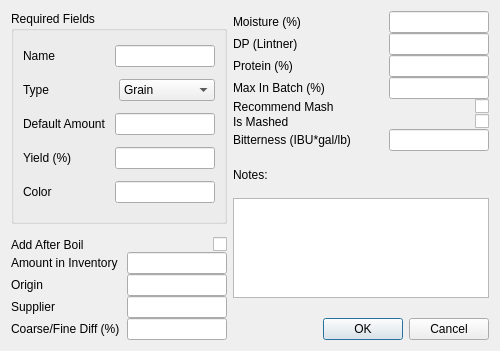
Old version of the form ui/fermentableEditor.ui in the repository Brewtarget/brewtarget.
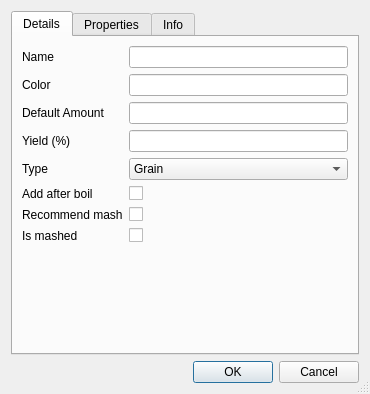
New version of the form. Custom widgets are drawn as their Qt base class.

Diff of the .ui file:
```diff
--- a/ui/fermentableEditor.ui
+++ b/ui/fermentableEditor.ui
@@ -6,44 +6,50 @@
    <rect>
     <x>0</x>
     <y>0</y>
-    <width>500</width>
-    <height>351</height>
+    <width>370</width>
+    <height>367</height>
    </rect>
   </property>
+  <property name="sizePolicy">
+   <sizepolicy hsizetype="Preferred" vsizetype="Preferred">
+    <horstretch>0</horstretch>
+    <verstretch>0</verstretch>
+   </sizepolicy>
+  </property>
   <property name="windowTitle">
    <string>Fermentable Editor</string>
   </property>
+  <property name="sizeGripEnabled">
+   <bool>true</bool>
+  </property>
   <property name="configSection" stdset="0">
    <string notr="true">fermentableEditor</string>
   </property>
-  <layout class="QHBoxLayout" name="horizontalLayout_18">
-   <item>
     <layout class="QVBoxLayout" name="verticalLayout_2">
-     <property name="spacing">
-      <number>0</number>
-     </property>
      <item>
-      <widget class="QGroupBox" name="groupBox">
-       <property name="title">
-        <string>Required Fields</string>
-       </property>
-       <property name="configSection" stdset="0">
-        <string notr="true">fermentableEditor</string>
-       </property>
-       <layout class="QVBoxLayout" name="verticalLayout">
-        <property name="spacing">
+    <widget class="QTabWidget" name="tabWidget">
+     <property name="sizePolicy">
+      <sizepolicy hsizetype="Expanding" vsizetype="Minimum">
+       <horstretch>0</horstretch>
+       <verstretch>0</verstretch>
+      </sizepolicy>
+     </property>
+     <property name="currentIndex">
          <number>0</number>
         </property>
-        <property name="topMargin">
-         <number>2</number>
-        </property>
-        <property name="bottomMargin">
-         <number>2</number>
-        </property>
-        <item>
-         <layout class="QHBoxLayout" name="horizontalLayout_5">
-          <item>
+     <widget class="QWidget" name="tabFermentablesDetails">
+      <attribute name="title">
+       <string>Details</string>
+      </attribute>
+      <layout class="QFormLayout" name="formLayout">
+       <item row="0" column="0">
            <widget class="QLabel" name="label">
+         <property name="sizePolicy">
+          <sizepolicy hsizetype="Expanding" vsizetype="Minimum">
+           <horstretch>0</horstretch>
+           <verstretch>0</verstretch>
+          </sizepolicy>
+         </property>
             <property name="text">
              <string>Name</string>
             </property>
@@ -52,77 +58,83 @@
             </property>
            </widget>
           </item>
-          <item>
+       <item row="0" column="1">
            <widget class="QLineEdit" name="lineEdit_name">
             <property name="sizePolicy">
-             <sizepolicy hsizetype="Maximum" vsizetype="Fixed">
+          <sizepolicy hsizetype="Expanding" vsizetype="Minimum">
               <horstretch>0</horstretch>
               <verstretch>0</verstretch>
              </sizepolicy>
             </property>
             <property name="maximumSize">
              <size>
-              <width>100</width>
+           <width>16777215</width>
               <height>16777215</height>
              </size>
             </property>
             <property name="toolTip">
              <string>Name</string>
             </property>
-           </widget>
-          </item>
-         </layout>
-        </item>
-        <item>
-         <layout class="QHBoxLayout" name="horizontalLayout_4">
-          <item>
-           <widget class="QLabel" name="label_2">
+         <property name="text">
+          <string/>
+         </property>
+        </widget>
+       </item>
+       <item row="1" column="0">
+        <widget class="BtColorLabel" name="label_color">
+         <property name="sizePolicy">
+          <sizepolicy hsizetype="Expanding" vsizetype="Minimum">
+           <horstretch>0</horstretch>
+           <verstretch>0</verstretch>
+          </sizepolicy>
+         </property>
+         <property name="contextMenuPolicy">
+          <enum>Qt::CustomContextMenu</enum>
+         </property>
             <property name="text">
-             <string>Type</string>
+          <string>Color</string>
             </property>
             <property name="buddy">
-             <cstring>comboBox_type</cstring>
+          <cstring>lineEdit_color</cstring>
             </property>
            </widget>
           </item>
-          <item>
-           <widget class="QComboBox" name="comboBox_type">
+       <item row="1" column="1">
+        <widget class="BtColorEdit" name="lineEdit_color">
+         <property name="sizePolicy">
+          <sizepolicy hsizetype="Expanding" vsizetype="Minimum">
+           <horstretch>0</horstretch>
+           <verstretch>0</verstretch>
+          </sizepolicy>
+         </property>
+         <property name="maximumSize">
+          <size>
+           <width>16777215</width>
+           <height>16777215</height>
+          </size>
+         </property>
             <property name="toolTip">
-             <string>Type</string>
-            </property>
-            <item>
-             <property name="text">
-              <string>Grain</string>
-             </property>
-            </item>
-            <item>
-             <property name="text">
-              <string>Sugar</string>
-             </property>
-            </item>
-            <item>
-             <property name="text">
-              <string>Extract</string>
-             </property>
-            </item>
-            <item>
-             <property name="text">
-              <string>Dry Extract</string>
-             </property>
-            </item>
-            <item>
-             <property name="text">
-              <string>Adjunct</string>
-             </property>
-            </item>
-           </widget>
-          </item>
-         </layout>
-        </item>
-        <item>
-         <layout class="QHBoxLayout" name="horizontalLayout_3">
-          <item>
+          <string>Lovibond rating</string>
+         </property>
+         <property name="editField" stdset="0">
+          <string notr="true">color_srm</string>
+         </property>
+        </widget>
+       </item>
+       <item row="2" column="0">
            <widget class="BtMassLabel" name="label_amount">
+         <property name="sizePolicy">
+          <sizepolicy hsizetype="Expanding" vsizetype="Minimum">
+           <horstretch>0</horstretch>
+           <verstretch>0</verstretch>
+          </sizepolicy>
+         </property>
+         <property name="minimumSize">
+          <size>
+           <width>0</width>
+           <height>0</height>
+          </size>
+         </property>
             <property name="contextMenuPolicy">
              <enum>Qt::CustomContextMenu</enum>
             </property>
@@ -134,17 +146,17 @@
             </property>
            </widget>
           </item>
-          <item>
+       <item row="2" column="1">
            <widget class="BtMassEdit" name="lineEdit_amount">
             <property name="sizePolicy">
-             <sizepolicy hsizetype="Maximum" vsizetype="Fixed">
+          <sizepolicy hsizetype="Expanding" vsizetype="Minimum">
               <horstretch>0</horstretch>
               <verstretch>0</verstretch>
              </sizepolicy>
             </property>
             <property name="maximumSize">
              <size>
-              <width>100</width>
+           <width>16777215</width>
               <height>16777215</height>
              </size>
             </property>
@@ -156,12 +168,20 @@
             </property>
            </widget>
           </item>
-         </layout>
-        </item>
-        <item>
-         <layout class="QHBoxLayout" name="horizontalLayout_2">
-          <item>
+       <item row="3" column="0">
            <widget class="QLabel" name="label_yield">
+         <property name="sizePolicy">
+          <sizepolicy hsizetype="Expanding" vsizetype="Minimum">
+           <horstretch>0</horstretch>
+           <verstretch>0</verstretch>
+          </sizepolicy>
+         </property>
+         <property name="minimumSize">
+          <size>
+           <width>0</width>
+           <height>0</height>
+          </size>
+         </property>
             <property name="text">
              <string>Yield (%)</string>
             </property>
@@ -170,17 +190,17 @@
             </property>
            </widget>
           </item>
-          <item>
+       <item row="3" column="1">
            <widget class="BtGenericEdit" name="lineEdit_yield">
             <property name="sizePolicy">
-             <sizepolicy hsizetype="Maximum" vsizetype="Fixed">
+          <sizepolicy hsizetype="Expanding" vsizetype="Minimum">
               <horstretch>0</horstretch>
               <verstretch>0</verstretch>
              </sizepolicy>
             </property>
             <property name="maximumSize">
              <size>
-              <width>100</width>
+           <width>16777215</width>
               <height>16777215</height>
              </size>
             </property>
@@ -192,92 +212,108 @@
             </property>
            </widget>
           </item>
-         </layout>
-        </item>
-        <item>
-         <layout class="QHBoxLayout" name="horizontalLayout">
-          <item>
-           <widget class="BtColorLabel" name="label_color">
-            <property name="contextMenuPolicy">
-             <enum>Qt::CustomContextMenu</enum>
+       <item row="4" column="0">
+        <widget class="QLabel" name="label_2">
+         <property name="sizePolicy">
+          <sizepolicy hsizetype="Expanding" vsizetype="Minimum">
+           <horstretch>0</horstretch>
+           <verstretch>0</verstretch>
+          </sizepolicy>
+         </property>
+         <property name="minimumSize">
+          <size>
+           <width>0</width>
+           <height>0</height>
+          </size>
             </property>
             <property name="text">
-             <string>Color</string>
+          <string>Type</string>
             </property>
             <property name="buddy">
-             <cstring>lineEdit_color</cstring>
+          <cstring>comboBox_type</cstring>
             </property>
            </widget>
           </item>
-          <item>
-           <widget class="BtColorEdit" name="lineEdit_color">
+       <item row="4" column="1">
+        <widget class="QComboBox" name="comboBox_type">
             <property name="sizePolicy">
-             <sizepolicy hsizetype="Maximum" vsizetype="Fixed">
+          <sizepolicy hsizetype="Expanding" vsizetype="Minimum">
               <horstretch>0</horstretch>
               <verstretch>0</verstretch>
              </sizepolicy>
             </property>
-            <property name="maximumSize">
+         <property name="minimumSize">
              <size>
-              <width>100</width>
-              <height>16777215</height>
+           <width>0</width>
+           <height>0</height>
              </size>
             </property>
             <property name="toolTip">
-             <string>Lovibond rating</string>
-            </property>
-            <property name="editField" stdset="0">
-             <string notr="true">color_srm</string>
-            </property>
-           </widget>
-          </item>
-         </layout>
-        </item>
-       </layout>
-      </widget>
+          <string>Type</string>
+         </property>
+         <item>
+          <property name="text">
+           <string>Grain</string>
+          </property>
+         </item>
+         <item>
+          <property name="text">
+           <string>Sugar</string>
+          </property>
+         </item>
+         <item>
+          <property name="text">
+           <string>Extract</string>
+          </property>
      </item>
      <item>
-      <spacer name="verticalSpacer_3">
-       <property name="orientation">
-        <enum>Qt::Vertical</enum>
-       </property>
-       <property name="sizeType">
-        <enum>QSizePolicy::Fixed</enum>
-       </property>
-       <property name="sizeHint" stdset="0">
-        <size>
-         <width>20</width>
-         <height>13</height>
-        </size>
-       </property>
-      </spacer>
+          <property name="text">
+           <string>Dry Extract</string>
+          </property>
      </item>
      <item>
-      <layout class="QHBoxLayout" name="horizontalLayout_6">
-       <item>
+          <property name="text">
+           <string>Adjunct</string>
+          </property>
+         </item>
+        </widget>
+       </item>
+       <item row="5" column="0">
         <widget class="QLabel" name="label_addAfterBoil">
          <property name="sizePolicy">
-          <sizepolicy hsizetype="Expanding" vsizetype="Preferred">
+          <sizepolicy hsizetype="Expanding" vsizetype="Minimum">
            <horstretch>0</horstretch>
            <verstretch>0</verstretch>
           </sizepolicy>
          </property>
+         <property name="minimumSize">
+          <size>
+           <width>0</width>
+           <height>0</height>
+          </size>
+         </property>
          <property name="text">
-          <string>Add After Boil</string>
+          <string>Add after boil</string>
          </property>
          <property name="buddy">
           <cstring>checkBox_addAfterBoil</cstring>
          </property>
         </widget>
        </item>
-       <item>
+       <item row="5" column="1">
         <widget class="QCheckBox" name="checkBox_addAfterBoil">
          <property name="sizePolicy">
-          <sizepolicy hsizetype="Preferred" vsizetype="Fixed">
+          <sizepolicy hsizetype="Expanding" vsizetype="Minimum">
            <horstretch>0</horstretch>
            <verstretch>0</verstretch>
           </sizepolicy>
          </property>
+         <property name="minimumSize">
+          <size>
+           <width>0</width>
+           <height>0</height>
+          </size>
+         </property>
          <property name="toolTip">
           <string>This ingredient is added post boil.</string>
          </property>
@@ -286,116 +322,78 @@
          </property>
         </widget>
        </item>
-      </layout>
-     </item>
-     <item>
-      <layout class="QHBoxLayout" name="horizontalLayout_16">
-       <item>
-        <widget class="BtMassLabel" name="label_inventory">
-         <property name="contextMenuPolicy">
-          <enum>Qt::CustomContextMenu</enum>
+       <item row="6" column="0">
+        <widget class="QLabel" name="label_recommendMash">
+         <property name="sizePolicy">
+          <sizepolicy hsizetype="Expanding" vsizetype="Minimum">
+           <horstretch>0</horstretch>
+           <verstretch>0</verstretch>
+          </sizepolicy>
          </property>
          <property name="text">
-          <string>Amount in Inventory</string>
+          <string>Recommend mash</string>
          </property>
          <property name="buddy">
-          <cstring>lineEdit_inventory</cstring>
+          <cstring>checkBox_recommendMash</cstring>
          </property>
         </widget>
        </item>
-       <item>
-        <widget class="BtMassEdit" name="lineEdit_inventory">
+       <item row="6" column="1">
+        <widget class="QCheckBox" name="checkBox_recommendMash">
          <property name="sizePolicy">
-          <sizepolicy hsizetype="Maximum" vsizetype="Fixed">
+          <sizepolicy hsizetype="Expanding" vsizetype="Minimum">
            <horstretch>0</horstretch>
            <verstretch>0</verstretch>
           </sizepolicy>
          </property>
-         <property name="maximumSize">
-          <size>
-           <width>100</width>
-           <height>16777215</height>
-          </size>
-         </property>
          <property name="toolTip">
-          <string>Amount in inventory</string>
+          <string>Recommend this be mashed</string>
          </property>
-         <property name="editField" stdset="0">
-          <string notr="true">inventory</string>
-         </property>
-        </widget>
-       </item>
-      </layout>
-     </item>
-     <item>
-      <layout class="QHBoxLayout" name="horizontalLayout_7">
-       <item>
-        <widget class="QLabel" name="label_origin">
          <property name="text">
-          <string>Origin</string>
+          <string/>
          </property>
-         <property name="buddy">
-          <cstring>lineEdit_origin</cstring>
-         </property>
         </widget>
        </item>
-       <item>
-        <widget class="QLineEdit" name="lineEdit_origin">
+       <item row="7" column="0">
+        <widget class="QLabel" name="label_isMashed">
          <property name="sizePolicy">
-          <sizepolicy hsizetype="Maximum" vsizetype="Fixed">
+          <sizepolicy hsizetype="Expanding" vsizetype="Minimum">
            <horstretch>0</horstretch>
            <verstretch>0</verstretch>
           </sizepolicy>
          </property>
-         <property name="maximumSize">
-          <size>
-           <width>100</width>
-           <height>16777215</height>
-          </size>
-         </property>
-         <property name="toolTip">
-          <string>Origin</string>
-         </property>
-        </widget>
-       </item>
-      </layout>
-     </item>
-     <item>
-      <layout class="QHBoxLayout" name="horizontalLayout_8">
-       <item>
-        <widget class="QLabel" name="label_supplier">
          <property name="text">
-          <string>Supplier</string>
+          <string>Is mashed</string>
          </property>
          <property name="buddy">
-          <cstring>lineEdit_supplier</cstring>
+          <cstring>checkBox_isMashed</cstring>
          </property>
         </widget>
        </item>
-       <item>
-        <widget class="QLineEdit" name="lineEdit_supplier">
+       <item row="7" column="1">
+        <widget class="QCheckBox" name="checkBox_isMashed">
          <property name="sizePolicy">
-          <sizepolicy hsizetype="Maximum" vsizetype="Fixed">
+          <sizepolicy hsizetype="Expanding" vsizetype="Minimum">
            <horstretch>0</horstretch>
            <verstretch>0</verstretch>
           </sizepolicy>
          </property>
-         <property name="maximumSize">
-          <size>
-           <width>100</width>
-           <height>16777215</height>
-          </size>
-         </property>
          <property name="toolTip">
-          <string>Supplier</string>
+          <string>Checked if it is present in mash</string>
          </property>
+         <property name="text">
+          <string/>
+         </property>
         </widget>
        </item>
       </layout>
-     </item>
-     <item>
-      <layout class="QHBoxLayout" name="horizontalLayout_9">
-       <item>
+     </widget>
+     <widget class="QWidget" name="tabFermentablesProperties">
+      <attribute name="title">
+       <string>Properties</string>
+      </attribute>
+      <layout class="QFormLayout" name="formLayout_2">
+       <item row="0" column="0">
         <widget class="QLabel" name="label_coarseFineDiff">
          <property name="text">
           <string>Coarse/Fine Diff (%)</string>
@@ -405,17 +403,17 @@
          </property>
         </widget>
        </item>
-       <item>
+       <item row="0" column="1">
         <widget class="BtGenericEdit" name="lineEdit_coarseFineDiff">
          <property name="sizePolicy">
-          <sizepolicy hsizetype="Maximum" vsizetype="Fixed">
+          <sizepolicy hsizetype="Expanding" vsizetype="Fixed">
            <horstretch>0</horstretch>
            <verstretch>0</verstretch>
           </sizepolicy>
          </property>
          <property name="maximumSize">
           <size>
-           <width>100</width>
+           <width>16777215</width>
            <height>16777215</height>
           </size>
          </property>
@@ -427,18 +425,7 @@
          </property>
         </widget>
        </item>
-      </layout>
-     </item>
-    </layout>
-   </item>
-   <item>
-    <layout class="QVBoxLayout" name="verticalLayout_3">
-     <property name="spacing">
-      <number>0</number>
-     </property>
-     <item>
-      <layout class="QHBoxLayout" name="horizontalLayout_10">
-       <item>
+       <item row="1" column="0">
         <widget class="QLabel" name="label_moisture">
          <property name="text">
           <string>Moisture (%)</string>
@@ -448,17 +435,17 @@
          </property>
         </widget>
        </item>
-       <item>
+       <item row="1" column="1">
         <widget class="BtGenericEdit" name="lineEdit_moisture">
          <property name="sizePolicy">
-          <sizepolicy hsizetype="Maximum" vsizetype="Fixed">
+          <sizepolicy hsizetype="Expanding" vsizetype="Fixed">
            <horstretch>0</horstretch>
            <verstretch>0</verstretch>
           </sizepolicy>
          </property>
          <property name="maximumSize">
           <size>
-           <width>100</width>
+           <width>16777215</width>
            <height>16777215</height>
           </size>
          </property>
@@ -470,11 +457,7 @@
          </property>
         </widget>
        </item>
-      </layout>
-     </item>
-     <item>
-      <layout class="QHBoxLayout" name="horizontalLayout_11">
-       <item>
+       <item row="2" column="0">
         <widget class="QLabel" name="label_diastaticPower">
          <property name="text">
           <string>DP (Lintner)</string>
@@ -484,17 +467,17 @@
          </property>
         </widget>
        </item>
-       <item>
+       <item row="2" column="1">
         <widget class="BtGenericEdit" name="lineEdit_diastaticPower">
          <property name="sizePolicy">
-          <sizepolicy hsizetype="Maximum" vsizetype="Fixed">
+          <sizepolicy hsizetype="Expanding" vsizetype="Fixed">
            <horstretch>0</horstretch>
            <verstretch>0</verstretch>
           </sizepolicy>
          </property>
          <property name="maximumSize">
           <size>
-           <width>100</width>
+           <width>16777215</width>
            <height>16777215</height>
           </size>
          </property>
@@ -506,11 +489,7 @@
          </property>
         </widget>
        </item>
-      </layout>
-     </item>
-     <item>
-      <layout class="QHBoxLayout" name="horizontalLayout_12">
-       <item>
+       <item row="3" column="0">
         <widget class="QLabel" name="label_protein">
          <property name="text">
           <string>Protein (%)</string>
@@ -520,17 +499,17 @@
          </property>
         </widget>
        </item>
-       <item>
+       <item row="3" column="1">
         <widget class="BtGenericEdit" name="lineEdit_protein">
          <property name="sizePolicy">
-          <sizepolicy hsizetype="Maximum" vsizetype="Fixed">
+          <sizepolicy hsizetype="Expanding" vsizetype="Fixed">
            <horstretch>0</horstretch>
            <verstretch>0</verstretch>
           </sizepolicy>
          </property>
          <property name="maximumSize">
           <size>
-           <width>100</width>
+           <width>16777215</width>
            <height>16777215</height>
           </size>
          </property>
@@ -542,11 +521,7 @@
          </property>
         </widget>
        </item>
-      </layout>
-     </item>
-     <item>
-      <layout class="QHBoxLayout" name="horizontalLayout_13">
-       <item>
+       <item row="4" column="0">
         <widget class="QLabel" name="label_maxInBatch">
          <property name="text">
           <string>Max In Batch (%)</string>
@@ -556,17 +531,17 @@
          </property>
         </widget>
        </item>
-       <item>
+       <item row="4" column="1">
         <widget class="BtGenericEdit" name="lineEdit_maxInBatch">
          <property name="sizePolicy">
-          <sizepolicy hsizetype="Maximum" vsizetype="Fixed">
+          <sizepolicy hsizetype="Expanding" vsizetype="Fixed">
            <horstretch>0</horstretch>
            <verstretch>0</verstretch>
           </sizepolicy>
          </property>
          <property name="maximumSize">
           <size>
-           <width>100</width>
+           <width>16777215</width>
            <height>16777215</height>
           </size>
          </property>
@@ -578,71 +553,7 @@
          </property>
         </widget>
        </item>
-      </layout>
-     </item>
-     <item>
-      <layout class="QHBoxLayout" name="horizontalLayout_14">
-       <item>
-        <widget class="QLabel" name="label_recommendMash">
-         <property name="sizePolicy">
-          <sizepolicy hsizetype="Expanding" vsizetype="Preferred">
-           <horstretch>0</horstretch>
-           <verstretch>0</verstretch>
-          </sizepolicy>
-         </property>
-         <property name="text">
-          <string>Recommend Mash</string>
-         </property>
-         <property name="buddy">
-          <cstring>checkBox_recommendMash</cstring>
-         </property>
-        </widget>
-       </item>
-       <item>
-        <widget class="QCheckBox" name="checkBox_recommendMash">
-         <property name="toolTip">
-          <string>Recommend this be mashed</string>
-         </property>
-         <property name="text">
-          <string/>
-         </property>
-        </widget>
-       </item>
-      </layout>
-     </item>
-     <item>
-      <layout class="QHBoxLayout" name="horizontalLayout_17">
-       <item>
-        <widget class="QLabel" name="label_isMashed">
-         <property name="sizePolicy">
-          <sizepolicy hsizetype="Expanding" vsizetype="Preferred">
-           <horstretch>0</horstretch>
-           <verstretch>0</verstretch>
-          </sizepolicy>
-         </property>
-         <property name="text">
-          <string>Is Mashed</string>
-         </property>
-         <property name="buddy">
-          <cstring>checkBox_isMashed</cstring>
-         </property>
-        </widget>
-       </item>
-       <item>
-        <widget class="QCheckBox" name="checkBox_isMashed">
-         <property name="toolTip">
-          <string>Checked if it is present in mash</string>
-         </property>
-         <property name="text">
-          <string/>
-         </property>
-        </widget>
-       </item>
-      </layout>
-     </item>
-     <item>
-      <layout class="QHBoxLayout" name="horizontalLayout_15">
-       <item>
+       <item row="5" column="0">
         <widget class="QLabel" name="label_ibuGalPerLb">
          <property name="text">
           <string>Bitterness (IBU*gal/lb)</string>
@@ -652,17 +563,17 @@
          </property>
         </widget>
        </item>
-       <item>
+       <item row="5" column="1">
         <widget class="BtGenericEdit" name="lineEdit_ibuGalPerLb">
          <property name="sizePolicy">
-          <sizepolicy hsizetype="Maximum" vsizetype="Fixed">
+          <sizepolicy hsizetype="Expanding" vsizetype="Fixed">
            <horstretch>0</horstretch>
            <verstretch>0</verstretch>
           </sizepolicy>
          </property>
          <property name="maximumSize">
           <size>
-           <width>100</width>
+           <width>16777215</width>
            <height>16777215</height>
           </size>
          </property>
@@ -675,9 +586,120 @@
         </widget>
        </item>
       </layout>
+     </widget>
+     <widget class="QWidget" name="tab_3">
+      <attribute name="title">
+       <string>Info</string>
+      </attribute>
+      <layout class="QVBoxLayout" name="verticalLayout">
+       <item>
+        <layout class="QFormLayout" name="formLayout_3">
+         <item row="0" column="0">
+          <widget class="QLabel" name="label_origin">
+           <property name="text">
+            <string>Origin</string>
+           </property>
+           <property name="buddy">
+            <cstring>lineEdit_origin</cstring>
+           </property>
+          </widget>
+         </item>
+         <item row="0" column="1">
+          <widget class="QLineEdit" name="lineEdit_origin">
+           <property name="sizePolicy">
+            <sizepolicy hsizetype="Expanding" vsizetype="Fixed">
+             <horstretch>0</horstretch>
+             <verstretch>0</verstretch>
+            </sizepolicy>
+           </property>
+           <property name="maximumSize">
+            <size>
+             <width>16777215</width>
+             <height>16777215</height>
+            </size>
+           </property>
+           <property name="toolTip">
+            <string>Origin</string>
+           </property>
+          </widget>
+         </item>
+         <item row="1" column="0">
+          <widget class="QLabel" name="label_supplier">
+           <property name="text">
+            <string>Supplier</string>
+           </property>
+           <property name="buddy">
+            <cstring>lineEdit_supplier</cstring>
+           </property>
+          </widget>
+         </item>
+         <item row="1" column="1">
+          <widget class="QLineEdit" name="lineEdit_supplier">
+           <property name="sizePolicy">
+            <sizepolicy hsizetype="Expanding" vsizetype="Fixed">
+             <horstretch>0</horstretch>
+             <verstretch>0</verstretch>
+            </sizepolicy>
+           </property>
+           <property name="maximumSize">
+            <size>
+             <width>16777215</width>
+             <height>16777215</height>
+            </size>
+           </property>
+           <property name="toolTip">
+            <string>Supplier</string>
+           </property>
+          </widget>
+         </item>
+         <item row="2" column="0">
+          <widget class="BtMassLabel" name="label_inventory">
+           <property name="contextMenuPolicy">
+            <enum>Qt::CustomContextMenu</enum>
+           </property>
+           <property name="text">
+            <string>Amount in inventory</string>
+           </property>
+           <property name="buddy">
+            <cstring>lineEdit_inventory</cstring>
+           </property>
+          </widget>
+         </item>
+         <item row="2" column="1">
+          <widget class="BtMassEdit" name="lineEdit_inventory">
+           <property name="sizePolicy">
+            <sizepolicy hsizetype="Expanding" vsizetype="Fixed">
+             <horstretch>0</horstretch>
+             <verstretch>0</verstretch>
+            </sizepolicy>
+           </property>
+           <property name="maximumSize">
+            <size>
+             <width>16777215</width>
+             <height>16777215</height>
+            </size>
+           </property>
+           <property name="toolTip">
+            <string>Amount in inventory</string>
+           </property>
+           <property name="editField" stdset="0">
+            <string notr="true">inventory</string>
+           </property>
+          </widget>
+         </item>
+        </layout>
      </item>
      <item>
       <widget class="QLabel" name="label_notes">
+         <property name="sizePolicy">
+          <sizepolicy hsizetype="Expanding" vsizetype="Minimum">
+           <horstretch>0</horstretch>
+           <verstretch>0</verstretch>
+          </sizepolicy>
+         </property>
+         <property name="frameShape">
+          <enum>QFrame::NoFrame</enum>
+         </property>
        <property name="text">
         <string>Notes:</string>
        </property>
@@ -688,29 +710,29 @@
      </item>
      <item>
       <widget class="QTextEdit" name="textEdit_notes">
+         <property name="sizePolicy">
+          <sizepolicy hsizetype="Expanding" vsizetype="Minimum">
+           <horstretch>0</horstretch>
+           <verstretch>0</verstretch>
+          </sizepolicy>
+         </property>
        <property name="maximumSize">
         <size>
-         <width>1000</width>
-         <height>100</height>
-        </size>
-       </property>
-      </widget>
-     </item>
-     <item>
-      <spacer name="verticalSpacer_2">
-       <property name="orientation">
-        <enum>Qt::Vertical</enum>
-       </property>
-       <property name="sizeType">
-        <enum>QSizePolicy::Preferred</enum>
-       </property>
-       <property name="sizeHint" stdset="0">
-        <size>
-         <width>20</width>
-         <height>20</height>
-        </size>
-       </property>
-      </spacer>
+           <width>16777215</width>
+           <height>16777215</height>
+          </size>
+         </property>
+         <property name="frameShape">
+          <enum>QFrame::Box</enum>
+         </property>
+         <property name="frameShadow">
+          <enum>QFrame::Sunken</enum>
+         </property>
+        </widget>
+       </item>
+      </layout>
+     </widget>
+    </widget>
      </item>
      <item>
       <widget class="QDialogButtonBox" name="buttonBox">
@@ -723,8 +745,6 @@
       </widget>
      </item>
     </layout>
-   </item>
-  </layout>
  </widget>
  <customwidgets>
   <customwidget>
@@ -732,16 +752,6 @@
    <extends>QLineEdit</extends>
    <header>BtLineEdit.h</header>
   </customwidget>
-  <customwidget>
-   <class>BtMassEdit</class>
-   <extends>QLineEdit</extends>
-   <header>BtLineEdit.h</header>
-   <slots>
-    <signal>textModified()</signal>
-    <slot>lineChanged()</slot>
-    <slot>lineChanged(Unit::unitDisplay,Unit::unitScale)</slot>
-   </slots>
-  </customwidget>
   <customwidget>
    <class>BtColorLabel</class>
    <extends>QLabel</extends>
@@ -750,6 +760,14 @@
     <signal>labelChanged(Unit::unitDisplay,Unit::unitScale)</signal>
    </slots>
   </customwidget>
+  <customwidget>
+   <class>BtColorEdit</class>
+   <extends>QLineEdit</extends>
+   <header>BtLineEdit.h</header>
+   <slots>
+    <slot>lineChanged(Unit::unitDisplay,Unit::unitScale)</slot>
+   </slots>
+  </customwidget>
   <customwidget>
    <class>BtMassLabel</class>
    <extends>QLabel</extends>
@@ -760,34 +778,18 @@
    </slots>
   </customwidget>
   <customwidget>
-   <class>BtColorEdit</class>
+   <class>BtMassEdit</class>
    <extends>QLineEdit</extends>
    <header>BtLineEdit.h</header>
    <slots>
+    <signal>textModified()</signal>
+    <slot>lineChanged()</slot>
     <slot>lineChanged(Unit::unitDisplay,Unit::unitScale)</slot>
    </slots>
   </customwidget>
  </customwidgets>
  <tabstops>
   <tabstop>lineEdit_name</tabstop>
-  <tabstop>comboBox_type</tabstop>
-  <tabstop>lineEdit_amount</tabstop>
-  <tabstop>lineEdit_yield</tabstop>
-  <tabstop>lineEdit_color</tabstop>
-  <tabstop>checkBox_addAfterBoil</tabstop>
-  <tabstop>lineEdit_inventory</tabstop>
-  <tabstop>lineEdit_origin</tabstop>
-  <tabstop>lineEdit_supplier</tabstop>
-  <tabstop>lineEdit_coarseFineDiff</tabstop>
-  <tabstop>lineEdit_moisture</tabstop>
-  <tabstop>lineEdit_diastaticPower</tabstop>
-  <tabstop>lineEdit_protein</tabstop>
-  <tabstop>lineEdit_maxInBatch</tabstop>
-  <tabstop>checkBox_recommendMash</tabstop>
-  <tabstop>checkBox_isMashed</tabstop>
-  <tabstop>lineEdit_ibuGalPerLb</tabstop>
-  <tabstop>textEdit_notes</tabstop>
-  <tabstop>buttonBox</tabstop>
  </tabstops>
  <resources/>
  <connections>
```
Lines whose indentation alone changed are shown as unchanged.
